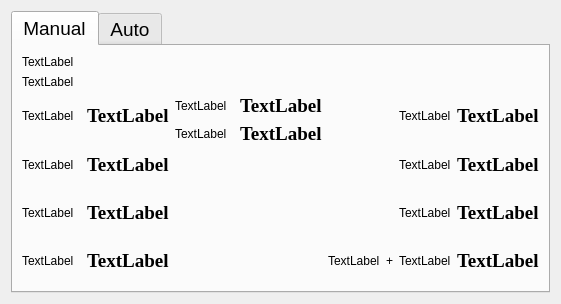
Above: phascan_view/ui/dialog/dialogkeyboardhelp.ui from qinxingying/hello-word before the change. Below: the same form after it.
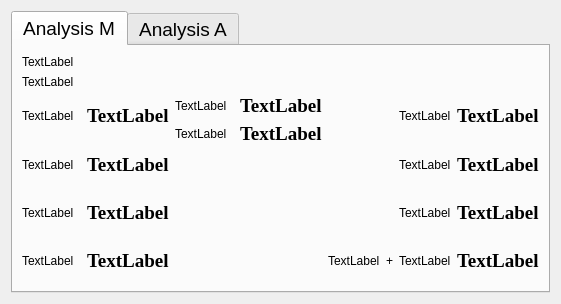
That is the form after the change. The open tabs and pages were chosen to show the change. Icons and pictures are not drawn.

```diff
--- a/phascan_view/ui/dialog/dialogkeyboardhelp.ui
+++ b/phascan_view/ui/dialog/dialogkeyboardhelp.ui
@@ -38,7 +38,7 @@
        </font>
       </property>
       <attribute name="title">
-       <string>Manual</string>
+       <string>Analysis M</string>
       </attribute>
       <layout class="QVBoxLayout" name="verticalLayout_3">
        <item>
@@ -350,7 +350,7 @@
      </widget>
      <widget class="QWidget" name="analysis">
       <attribute name="title">
-       <string>Auto</string>
+       <string>Analysis A</string>
       </attribute>
       <layout class="QVBoxLayout" name="verticalLayout_6">
        <item>
```
Left out of the diff: 2 changed lines with no effect on the pictures.
